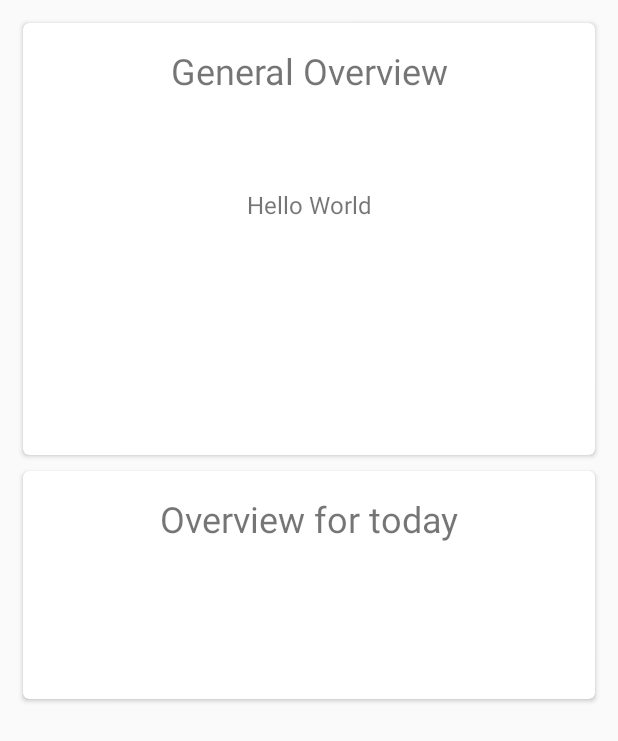
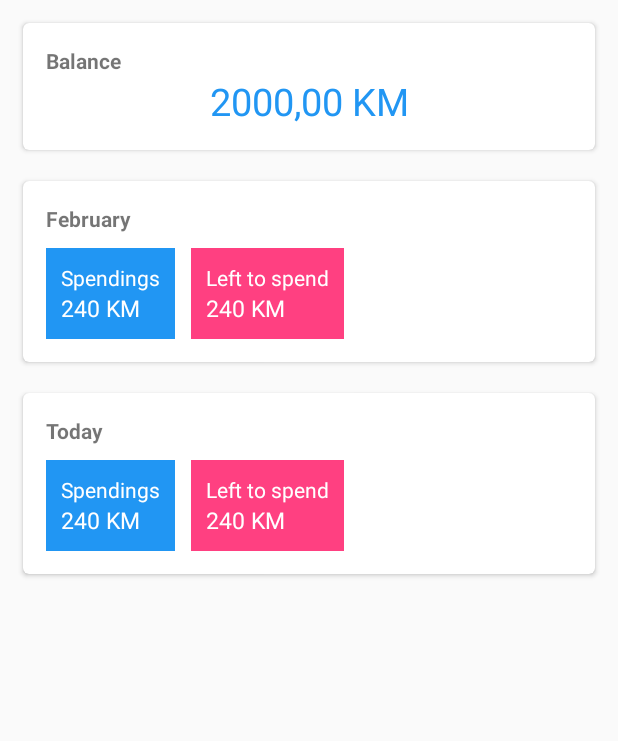
Before and after one commit to nhrnjic/SpendingsTracker, an Android app: the layout fragment_overview.xml on its own in the app's theme, with its tools: preview values and no code run, on a phone screen of 412 x 824 dp. Shown: the top 741 px of the screen. Run offline under Robolectric (Android 15) with nearby library versions, the phone set to English and light mode, and no system bars.

Commit message:
changed overview UI

```diff
--- a/app/src/main/java/com/example/nihadhrnjic/spendingstracker/OverviewFragment.java
+++ b/app/src/main/java/com/example/nihadhrnjic/spendingstracker/OverviewFragment.java
@@ -112,12 +112,12 @@ public class OverviewFragment extends Fragment {
 
     private void setTotalForMonth(){
         String targetMonthTotalRounded = String.format("%.2f", mOverview.getTargetMonthTotal());
-        mTotal.setText(getString(R.string.month_total, targetMonthTotalRounded));
+        mTotal.setText(targetMonthTotalRounded);
     }
 
     private void setTotalToday(){
         String totalTodayRounded = String.format("%.2f", mOverview.getDailyTotal());
-        mTotalToday.setText(getString(R.string.today_total, totalTodayRounded));
+        mTotalToday.setText(totalTodayRounded);
     }
 
     public void setTitle(){
@@ -135,7 +135,7 @@ public class OverviewFragment extends Fragment {
 
     private void setTotalMoney(){
         String totalMoneyRounded = String.format("%.2f", mOverview.getTotalMoney(getActivity()));
-        mTotalMoney.setText(getString(R.string.total_money, totalMoneyRounded));
+        mTotalMoney.setText(totalMoneyRounded + " KM");
     }
 
     private void setCanSpend(){
@@ -147,28 +147,28 @@ public class OverviewFragment extends Fragment {
             String canSpendTodayRounded = String.format("%.2f", mOverview.getLeftToSpendToday());
             String canSpendThisMonthRounded = String.format("%.2f", mOverview.getLeftToSpendThisMonth());
 
-            mCanSpendToday.setText(getString(R.string.left_to_spend_today, canSpendTodayRounded));
-            mCanSpendMonth.setText(getString(R.string.left_to_spend_month, canSpendThisMonthRounded));
+            mCanSpendToday.setText(canSpendTodayRounded);
+            mCanSpendMonth.setText(canSpendThisMonthRounded);
         }
     }
 
     public void updateUI(){
         setTotalToday();
-        setSpendingGoal();
+        //setSpendingGoal();
         setTotalForMonth();
         setCanSpend();
         setTotalMoney();
-        mDaysLeftInMonth.setText(getString(R.string.days_left, mOverview.daysLeftInMonth() + ""));
+        //mDaysLeftInMonth.setText(getString(R.string.days_left, mOverview.daysLeftInMonth() + ""));
     }
 
     private void bindUIWidgets(View view){
         mTotal = (TextView) view.findViewById(R.id.total_amount_id);
         mTotalToday = (TextView) view.findViewById(R.id.total_today_id);
-        mSpendingGoal = (TextView) view.findViewById(R.id.spending_goal_id);
+        //mSpendingGoal = (TextView) view.findViewById(R.id.spending_goal_id);
         mCanSpendMonth = (TextView) view.findViewById(R.id.can_spend_month_id);
         mCanSpendToday = (TextView) view.findViewById(R.id.can_spend_today_id);
         mTotalMoney = (TextView) view.findViewById(R.id.total_money_id);
-        mDaysLeftInMonth = (TextView) view.findViewById(R.id.days_left_in_month_id);
+        //mDaysLeftInMonth = (TextView) view.findViewById(R.id.days_left_in_month_id);
     }
 
     private void changeOverviewMonth(){
--- a/app/src/main/res/layout/fragment_overview.xml
+++ b/app/src/main/res/layout/fragment_overview.xml
@@ -25,68 +25,33 @@
             android:layout_width="match_parent"
             android:layout_height="wrap_content"
             android:orientation="vertical"
-            android:paddingBottom="10dp">
+            android:padding="15dp">
 
             <TextView
                 android:layout_width="match_parent"
                 android:layout_height="wrap_content"
-                android:text="@string/overview_general_heading"
-                android:textSize="24sp"
-                android:paddingTop="15dp"
-                android:gravity="center"/>
+                android:text="Balance"
+                android:textStyle="bold"
+                />
 
             <TextView
                 android:id="@+id/total_money_id"
                 android:layout_width="match_parent"
                 android:layout_height="wrap_content"
-                android:layout_marginTop="20dp"
-                android:textSize="16sp"
-                android:gravity="center_horizontal"/>
-
-            <TextView
-                android:id="@+id/total_amount_id"
-                android:layout_width="match_parent"
-                android:layout_height="wrap_content"
-                android:text="Hello World"
-                android:layout_marginTop="20dp"
-                android:textSize="16sp"
-                android:gravity="center_horizontal"/>
-
-            <TextView
-                android:id="@+id/spending_goal_id"
-                android:layout_width="match_parent"
-                android:layout_height="wrap_content"
-                android:layout_marginTop="20dp"
-                android:textSize="16sp"
-                android:gravity="center_horizontal"/>
-
-            <TextView
-                android:id="@+id/can_spend_month_id"
-                android:layout_width="match_parent"
-                android:layout_height="wrap_content"
-                android:layout_marginTop="20dp"
-                android:textSize="16sp"
-                android:gravity="center_horizontal"/>
-
-            <TextView
-                android:id="@+id/days_left_in_month_id"
-                android:layout_width="match_parent"
-                android:layout_height="wrap_content"
-                android:layout_marginTop="20dp"
-                android:paddingBottom="20dp"
-                android:textSize="16sp"
-                android:gravity="center_horizontal"/>
-
+                android:text="2000,00 KM"
+                android:gravity="center"
+                android:textSize="25dp"
+                android:textColor="@color/colorPrimary"
+                />
 
         </LinearLayout>
-
     </android.support.v7.widget.CardView>
 
     <android.support.v7.widget.CardView
         android:layout_width="match_parent"
         android:layout_height="wrap_content"
-        android:layout_marginTop="5dp"
-        android:layout_marginBottom="15dp"
+        android:layout_marginTop="15dp"
+        android:layout_marginBottom="5dp"
         android:layout_marginRight="15dp"
         android:layout_marginLeft="15dp"
         app:cardCornerRadius="4dp"
@@ -95,36 +60,158 @@
         <LinearLayout
             android:layout_width="match_parent"
             android:layout_height="wrap_content"
-            android:orientation="vertical">
+            android:orientation="vertical"
+            android:padding="15dp">
+
+            <TextView
+                android:id="@+id/current_month_id"
+                android:layout_width="match_parent"
+                android:layout_height="wrap_content"
+                android:text="February"
+                android:textStyle="bold"
+                />
+
+            <LinearLayout
+                android:layout_width="match_parent"
+                android:layout_height="wrap_content"
+                android:orientation="horizontal"
+                android:paddingTop="10dp">
+
+                <LinearLayout
+                    android:layout_width="wrap_content"
+                    android:layout_height="wrap_content"
+                    android:orientation="vertical"
+                    android:layout_marginRight="5dp"
+                    android:padding="10dp"
+                    android:background="@color/colorPrimary">
+
+                    <TextView
+                        android:layout_width="wrap_content"
+                        android:layout_height="wrap_content"
+                        android:text="Spendings"
+                        android:textColor="#ffffff"/>
+
+                    <TextView
+                        android:id="@+id/total_amount_id"
+                        android:layout_width="wrap_content"
+                        android:layout_height="wrap_content"
+                        android:text="240 KM"
+                        android:textColor="#ffffff"
+                        android:textSize="15dp"/>
+
+                </LinearLayout>
+
+                <LinearLayout
+                    android:layout_width="wrap_content"
+                    android:layout_height="wrap_content"
+                    android:orientation="vertical"
+                    android:layout_marginLeft="5dp"
+                    android:padding="10dp"
+                    android:background="@color/colorAccent">
+
+                    <TextView
+                        android:layout_width="wrap_content"
+                        android:layout_height="wrap_content"
+                        android:text="Left to spend"
+                        android:textColor="#ffffff"/>
+
+                    <TextView
+                        android:id="@+id/can_spend_month_id"
+                        android:layout_width="wrap_content"
+                        android:layout_height="wrap_content"
+                        android:text="240 KM"
+                        android:textColor="#ffffff"
+                        android:textSize="15dp"/>
+
+                </LinearLayout>
+
+            </LinearLayout>
+
+        </LinearLayout>
+    </android.support.v7.widget.CardView>
+
+    <android.support.v7.widget.CardView
+        android:layout_width="match_parent"
+        android:layout_height="wrap_content"
+        android:layout_marginTop="15dp"
+        android:layout_marginBottom="5dp"
+        android:layout_marginRight="15dp"
+        android:layout_marginLeft="15dp"
+        app:cardCornerRadius="4dp"
+        android:elevation="2dp">
+
+        <LinearLayout
+            android:layout_width="match_parent"
+            android:layout_height="wrap_content"
+            android:orientation="vertical"
+            android:padding="15dp">
 
             <TextView
                 android:layout_width="match_parent"
                 android:layout_height="wrap_content"
-                android:text="@string/overview_today_heading"
-                android:textSize="24sp"
-                android:paddingTop="15dp"
-                android:gravity="center"/>
+                android:text="Today"
+                android:textStyle="bold"
+                />
 
-            <TextView
-                android:id="@+id/total_today_id"
+            <LinearLayout
                 android:layout_width="match_parent"
                 android:layout_height="wrap_content"
-                android:layout_marginTop="20dp"
-                android:textSize="16sp"
-                android:gravity="center_horizontal"/>
+                android:orientation="horizontal"
+                android:paddingTop="10dp">
 
-            <TextView
-                android:id="@+id/can_spend_today_id"
-                android:layout_width="match_parent"
-                android:layout_height="wrap_content"
-                android:layout_marginTop="20dp"
-                android:textSize="16sp"
-                android:paddingBottom="20dp"
-                android:gravity="center_horizontal"/>
+                <LinearLayout
+                    android:layout_width="wrap_content"
+                    android:layout_height="wrap_content"
+                    android:orientation="vertical"
+                    android:layout_marginRight="5dp"
+                    android:padding="10dp"
+                    android:background="@color/colorPrimary">
+
+                    <TextView
+                        android:layout_width="wrap_content"
+                        android:layout_height="wrap_content"
+                        android:text="Spendings"
+                        android:textColor="#ffffff"/>
+
+                    <TextView
+                        android:id="@+id/total_today_id"
+                        android:layout_width="wrap_content"
+                        android:layout_height="wrap_content"
+                        android:text="240 KM"
+                        android:textColor="#ffffff"
+                        android:textSize="15dp"/>
+
+                </LinearLayout>
+
+                <LinearLayout
+                    android:layout_width="wrap_content"
+                    android:layout_height="wrap_content"
+                    android:orientation="vertical"
+                    android:layout_marginLeft="5dp"
+                    android:padding="10dp"
+                    android:background="@color/colorAccent">
+
+                    <TextView
+                        android:layout_width="wrap_content"
+                        android:layout_height="wrap_content"
+                        android:text="Left to spend"
+                        android:textColor="#ffffff"/>
+
+                    <TextView
+                        android:id="@+id/can_spend_today_id"
+                        android:layout_width="wrap_content"
+                        android:layout_height="wrap_content"
+                        android:text="240 KM"
+                        android:textColor="#ffffff"
+                        android:textSize="15dp"/>
+
+                </LinearLayout>
+
+            </LinearLayout>
 
         </LinearLayout>
+    </android.support.v7.widget.CardView>
 
-    </android.support.v7.widget.CardView>
 
 </LinearLayout>
 
```
